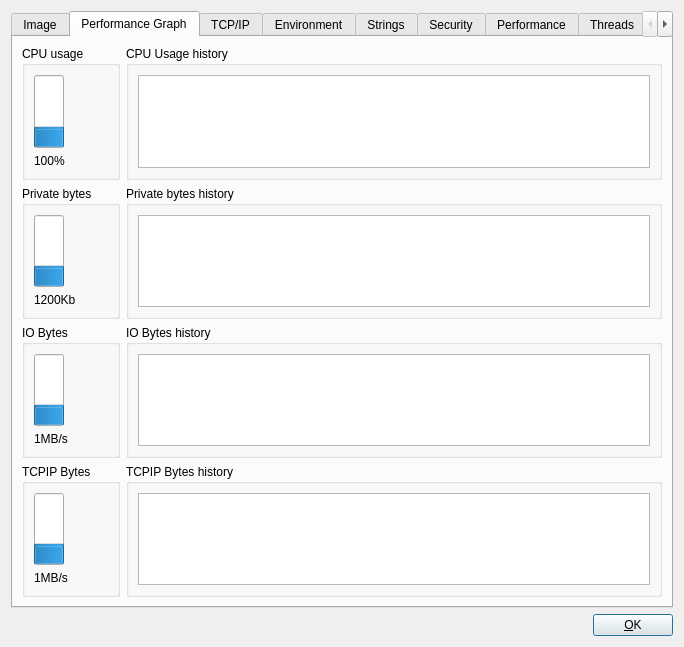
Above: ui/processdetails.ui from wolfc01/procexp before the change. Below: the same form after it.
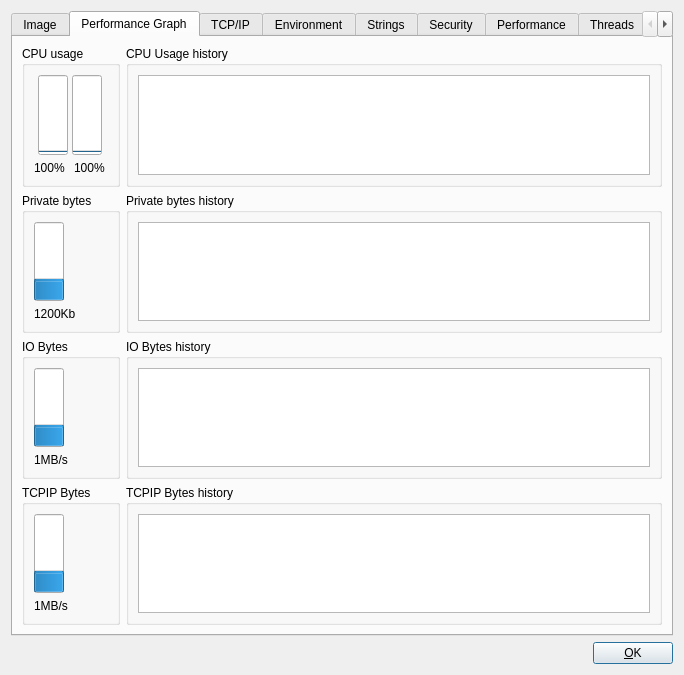
That is the form after the change. Custom widgets are drawn as their Qt base class.

The edit to the form file:
```diff
--- a/ui/processdetails.ui
+++ b/ui/processdetails.ui
@@ -7,7 +7,7 @@
     <x>0</x>
     <y>0</y>
     <width>684</width>
-    <height>647</height>
+    <height>675</height>
    </rect>
   </property>
   <property name="baseSize">
@@ -351,6 +351,11 @@
          </property>
          <layout class="QVBoxLayout" name="verticalLayout">
           <item>
+           <layout class="QHBoxLayout" name="horizontalLayout_15">
+            <property name="spacing">
+             <number>0</number>
+            </property>
+            <item>
            <widget class="QProgressBar" name="actualCpu">
             <property name="minimumSize">
              <size>
@@ -359,7 +364,7 @@
              </size>
             </property>
             <property name="value">
-             <number>24</number>
+               <number>0</number>
             </property>
             <property name="alignment">
              <set>Qt::AlignLeading|Qt::AlignLeft|Qt::AlignVCenter</set>
@@ -378,12 +383,53 @@
             </property>
            </widget>
           </item>
+            <item>
+             <widget class="QProgressBar" name="actualKernelCpu">
+              <property name="minimumSize">
+               <size>
+                <width>30</width>
+                <height>0</height>
+               </size>
+              </property>
+              <property name="value">
+               <number>0</number>
+              </property>
+              <property name="alignment">
+               <set>Qt::AlignLeading|Qt::AlignLeft|Qt::AlignVCenter</set>
+              </property>
+              <property name="textVisible">
+               <bool>false</bool>
+              </property>
+              <property name="orientation">
+               <enum>Qt::Vertical</enum>
+              </property>
+              <property name="invertedAppearance">
+               <bool>false</bool>
+              </property>
+              <property name="textDirection">
+               <enum>QProgressBar::TopToBottom</enum>
+              </property>
+             </widget>
+            </item>
+           </layout>
+          </item>
+          <item>
+           <layout class="QHBoxLayout" name="horizontalLayout_16">
           <item>
            <widget class="QLabel" name="labelActualCpuUsage">
             <property name="text">
              <string>100%</string>
             </property>
            </widget>
+            </item>
+            <item>
+             <widget class="QLabel" name="labelActualKernelCpuUsage">
+              <property name="text">
+               <string>100%</string>
+              </property>
+             </widget>
+            </item>
+           </layout>
           </item>
          </layout>
         </widget>
```
Lines whose indentation alone changed are shown as unchanged.
